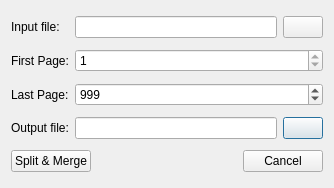
First picture: the form in pdfsplittool.ui, repository texstudio-org/texstudio, before the edit.
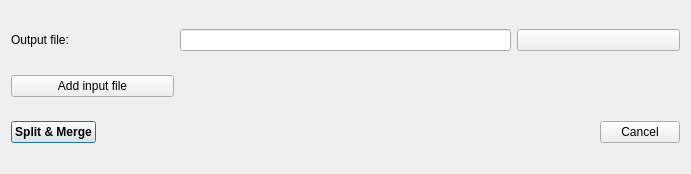
Second picture: the form after the edit. Icons and pictures are not drawn.

```diff
--- a/pdfsplittool.ui
+++ b/pdfsplittool.ui
@@ -6,94 +6,36 @@
    <rect>
     <x>0</x>
     <y>0</y>
-    <width>334</width>
-    <height>188</height>
+    <width>691</width>
+    <height>174</height>
    </rect>
   </property>
   <property name="windowTitle">
    <string>Split &amp; Merge</string>
   </property>
   <layout class="QGridLayout" name="gridLayout">
-   <item row="4" column="2">
-    <widget class="QPushButton" name="outputFileButton">
-     <property name="text">
-      <string/>
-     </property>
-     <property name="icon">
-      <iconset resource="images.qrc">
-       <normaloff>:/images-ng/modern/fileopen.svgz</normaloff>:/images-ng/modern/fileopen.svgz</iconset>
-     </property>
-    </widget>
-   </item>
-   <item row="2" column="1" colspan="2">
-    <widget class="QSpinBox" name="firstPage">
-     <property name="minimum">
-      <number>1</number>
-     </property>
-     <property name="maximum">
-      <number>1</number>
-     </property>
-    </widget>
-   </item>
-   <item row="3" column="0">
-    <widget class="QLabel" name="label_4">
-     <property name="text">
-      <string>Last Page:</string>
-     </property>
-    </widget>
-   </item>
-   <item row="3" column="1" colspan="2">
-    <widget class="QSpinBox" name="lastPage">
-     <property name="maximum">
-      <number>9999999</number>
-     </property>
-     <property name="value">
-      <number>999</number>
-     </property>
-    </widget>
-   </item>
-   <item row="0" column="0">
-    <widget class="QLabel" name="label">
-     <property name="text">
-      <string>Input file:</string>
-     </property>
-    </widget>
-   </item>
-   <item row="2" column="0">
-    <widget class="QLabel" name="label_3">
-     <property name="text">
-      <string>First Page:</string>
-     </property>
-    </widget>
-   </item>
-   <item row="4" column="0">
-    <widget class="QLabel" name="label_2">
-     <property name="text">
-      <string>Output file:</string>
-     </property>
-    </widget>
-   </item>
-   <item row="4" column="1">
+   <item row="0" column="1" colspan="2">
     <widget class="QLineEdit" name="outputFileEdit"/>
    </item>
-   <item row="0" column="1">
-    <widget class="QLineEdit" name="inputFileEdit"/>
+   <item row="2" column="0" colspan="4">
+    <layout class="QVBoxLayout" name="inputFileLayout"/>
    </item>
-   <item row="0" column="2">
-    <widget class="QPushButton" name="inputFileButton">
-     <property name="text">
-      <string/>
-     </property>
-     <property name="icon">
-      <iconset resource="images.qrc">
-       <normaloff>:/images-ng/modern/fileopen.svgz</normaloff>:/images-ng/modern/fileopen.svgz</iconset>
-     </property>
-    </widget>
-   </item>
-   <item row="5" column="0" colspan="3">
+   <item row="4" column="0" colspan="4">
     <layout class="QHBoxLayout" name="horizontalLayout">
      <item>
       <widget class="QPushButton" name="go">
+       <property name="sizePolicy">
+        <sizepolicy hsizetype="Minimum" vsizetype="Preferred">
+         <horstretch>0</horstretch>
+         <verstretch>0</verstretch>
+        </sizepolicy>
+       </property>
+       <property name="font">
+        <font>
+         <weight>75</weight>
+         <bold>true</bold>
+        </font>
+       </property>
        <property name="text">
         <string>Split &amp;&amp; Merge</string>
        </property>
@@ -124,6 +66,37 @@
      </item>
     </layout>
    </item>
+   <item row="0" column="0">
+    <widget class="QLabel" name="label_2">
+     <property name="text">
+      <string>Output file:</string>
+     </property>
+    </widget>
+   </item>
+   <item row="3" column="0">
+    <widget class="QPushButton" name="addInput">
+     <property name="sizePolicy">
+      <sizepolicy hsizetype="Preferred" vsizetype="Fixed">
+       <horstretch>0</horstretch>
+       <verstretch>0</verstretch>
+      </sizepolicy>
+     </property>
+     <property name="text">
+      <string>Add input file</string>
+     </property>
+    </widget>
+   </item>
+   <item row="0" column="3">
+    <widget class="QPushButton" name="outputFileButton">
+     <property name="text">
+      <string/>
+     </property>
+     <property name="icon">
+      <iconset resource="images.qrc">
+       <normaloff>:/images-ng/modern/fileopen.svgz</normaloff>:/images-ng/modern/fileopen.svgz</iconset>
+     </property>
+    </widget>
+   </item>
   </layout>
  </widget>
  <resources>
```
